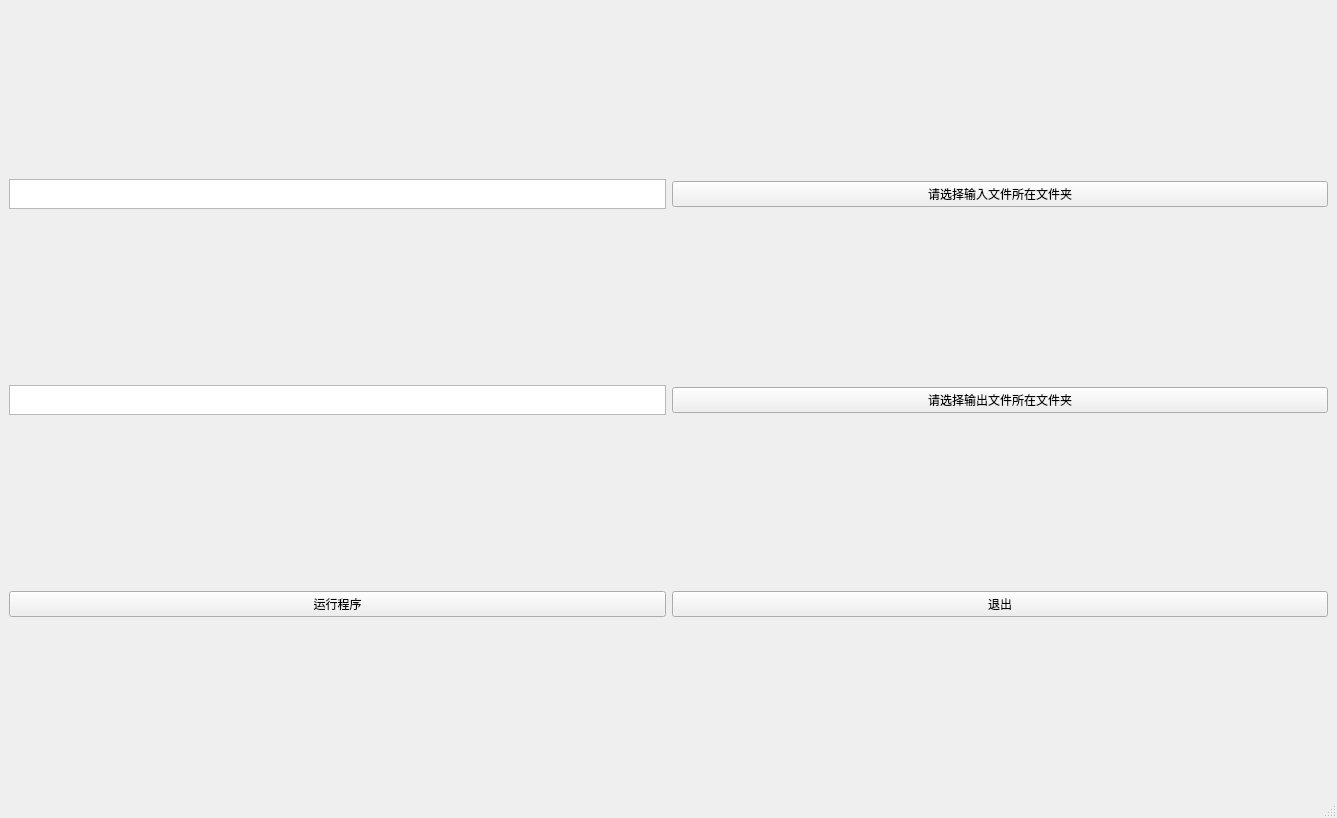
Old version of the form src/main_window.ui in the repository zhiha/AddWaterMark.
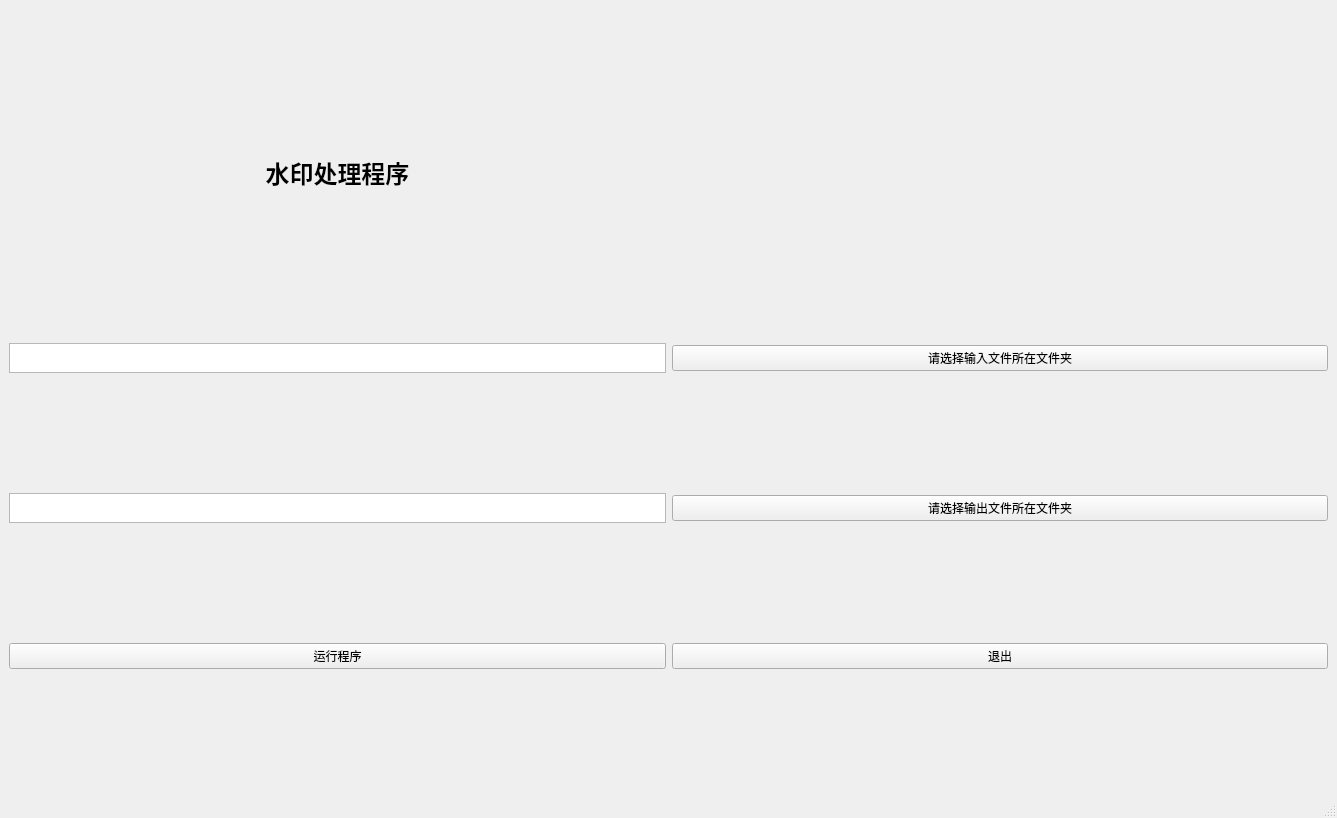
New version of the form.

Diff of the .ui file:
```diff
--- a/src/main_window.ui
+++ b/src/main_window.ui
@@ -15,21 +15,62 @@
   </property>
   <widget class="QWidget" name="centralwidget">
    <layout class="QGridLayout" name="gridLayout">
-    <item row="2" column="1">
+    <item row="2" column="2">
+     <widget class="QPushButton" name="pushButton_2">
+      <property name="text">
+       <string>请选择输出文件所在文件夹</string>
+      </property>
+     </widget>
+    </item>
+    <item row="3" column="2">
      <widget class="QPushButton" name="pushButton_4">
       <property name="text">
        <string>退出</string>
       </property>
      </widget>
     </item>
-    <item row="0" column="1">
+    <item row="1" column="2">
      <widget class="QPushButton" name="pushButton">
       <property name="text">
        <string>请选择输入文件所在文件夹</string>
       </property>
      </widget>
     </item>
-    <item row="0" column="0">
+    <item row="0" column="1">
+     <widget class="QLabel" name="label">
+      <property name="sizePolicy">
+       <sizepolicy hsizetype="Fixed" vsizetype="Fixed">
+        <horstretch>0</horstretch>
+        <verstretch>0</verstretch>
+       </sizepolicy>
+      </property>
+      <property name="maximumSize">
+       <size>
+        <width>10000000</width>
+        <height>100</height>
+       </size>
+      </property>
+      <property name="layoutDirection">
+       <enum>Qt::LeftToRight</enum>
+      </property>
+      <property name="text">
+       <string>&lt;html&gt;&lt;head/&gt;&lt;body&gt;&lt;p&gt;&lt;span style=&quot; font-size:18pt; font-weight:600;&quot;&gt;水印处理程序&lt;/span&gt;&lt;/p&gt;&lt;/body&gt;&lt;/html&gt;</string>
+      </property>
+      <property name="textFormat">
+       <enum>Qt::AutoText</enum>
+      </property>
+      <property name="scaledContents">
+       <bool>false</bool>
+      </property>
+      <property name="alignment">
+       <set>Qt::AlignCenter</set>
+      </property>
+      <property name="wordWrap">
+       <bool>false</bool>
+      </property>
+     </widget>
+    </item>
+    <item row="1" column="1">
      <widget class="QTextEdit" name="textEdit">
       <property name="sizePolicy">
        <sizepolicy hsizetype="Preferred" vsizetype="Preferred">
@@ -57,14 +98,7 @@
       </property>
      </widget>
     </item>
-    <item row="1" column="1">
-     <widget class="QPushButton" name="pushButton_2">
-      <property name="text">
-       <string>请选择输出文件所在文件夹</string>
-      </property>
-     </widget>
-    </item>
-    <item row="1" column="0">
+    <item row="2" column="1">
      <widget class="QTextEdit" name="textEdit_2">
       <property name="sizePolicy">
        <sizepolicy hsizetype="Preferred" vsizetype="Preferred">
@@ -80,7 +114,7 @@
       </property>
      </widget>
     </item>
-    <item row="2" column="0">
+    <item row="3" column="1">
      <widget class="QPushButton" name="pushButton_3">
       <property name="text">
        <string>运行程序</string>
```
